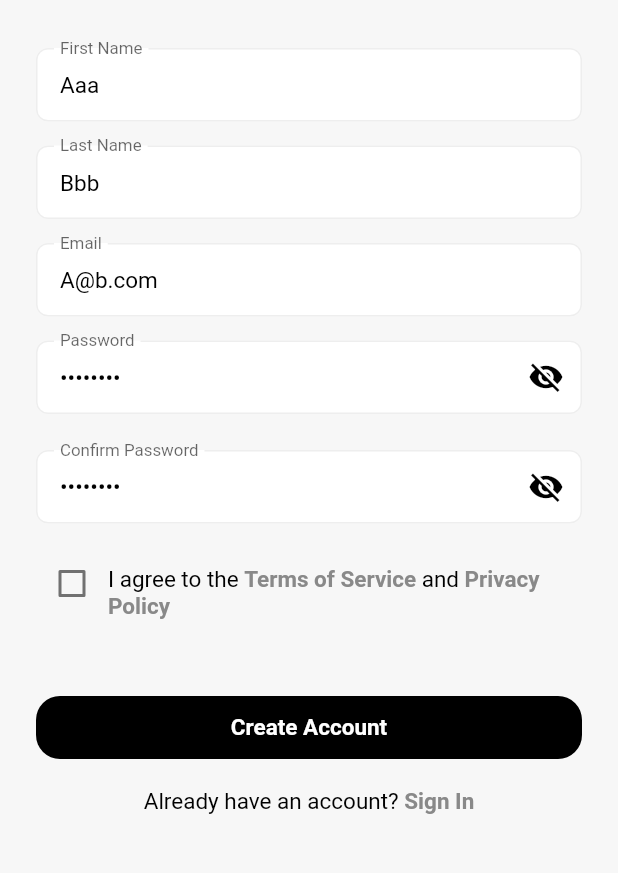
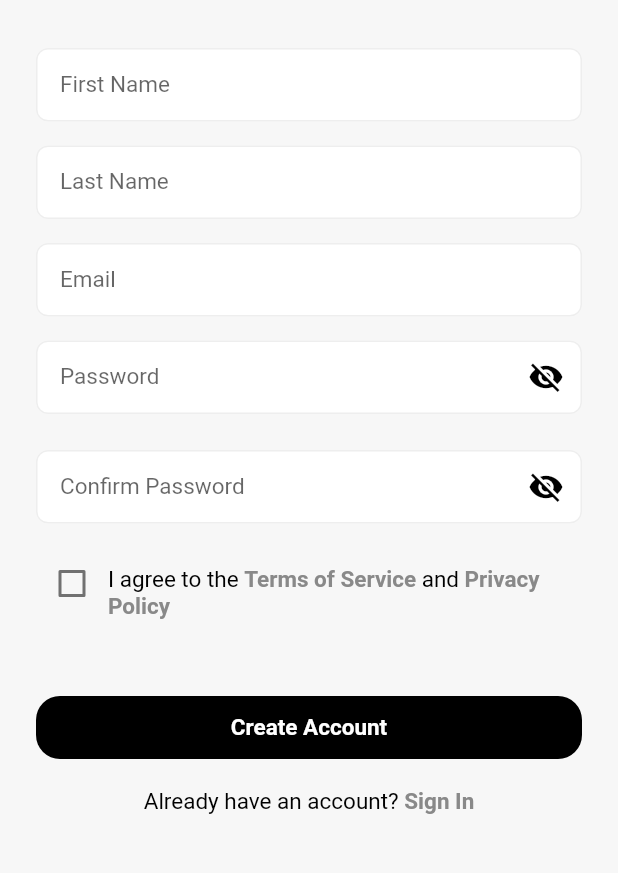
Before and after one commit to cosmicsaurabh/RythmRun, a Flutter app: the RegistrationScreen screen opened by its route, on a phone screen of 412 x 824 dp, the part 240-1113 px from its top. Run offline on Flutter 3.47's test engine with Material 3 defaults, Android fonts, the phone set to English and light mode, and no system bars; our stand-ins replace email_validator, flutter_map, flutter_riverpod, geolocator, jwt_decoder, latlong2 and 2 more; accounts and stored records are empty; Roboto replaces fonts that are missing (SF Pro Rounded).

Commit message:
fixes prefilled data

```diff
--- a/rythmrun_frontend_flutter/lib/presentation/features/registration/screens/registration_screen.dart
+++ b/rythmrun_frontend_flutter/lib/presentation/features/registration/screens/registration_screen.dart
@@ -19,11 +19,11 @@ class RegistrationScreen extends ConsumerStatefulWidget {
 
 class _RegistrationScreenState extends ConsumerState<RegistrationScreen> {
   final _formKey = GlobalKey<FormState>();
-  final _firstNameController = TextEditingController(text: 'Aaa');
-  final _lastNameController = TextEditingController(text: 'Bbb');
-  final _emailController = TextEditingController(text: 'A@b.com');
-  final _passwordController = TextEditingController(text: 'Aa1!Aa1!');
-  final _confirmPasswordController = TextEditingController(text: 'Aa1!Aa1!');
+  final _firstNameController = TextEditingController();
+  final _lastNameController = TextEditingController();
+  final _emailController = TextEditingController();
+  final _passwordController = TextEditingController();
+  final _confirmPasswordController = TextEditingController();
 
   @override
   void dispose() {
```
